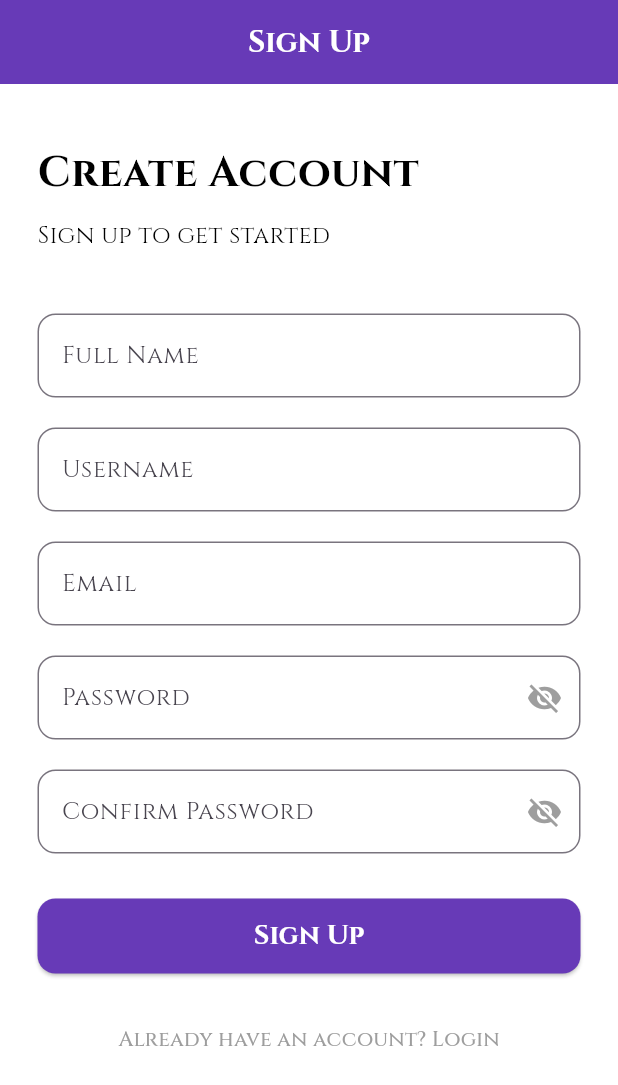
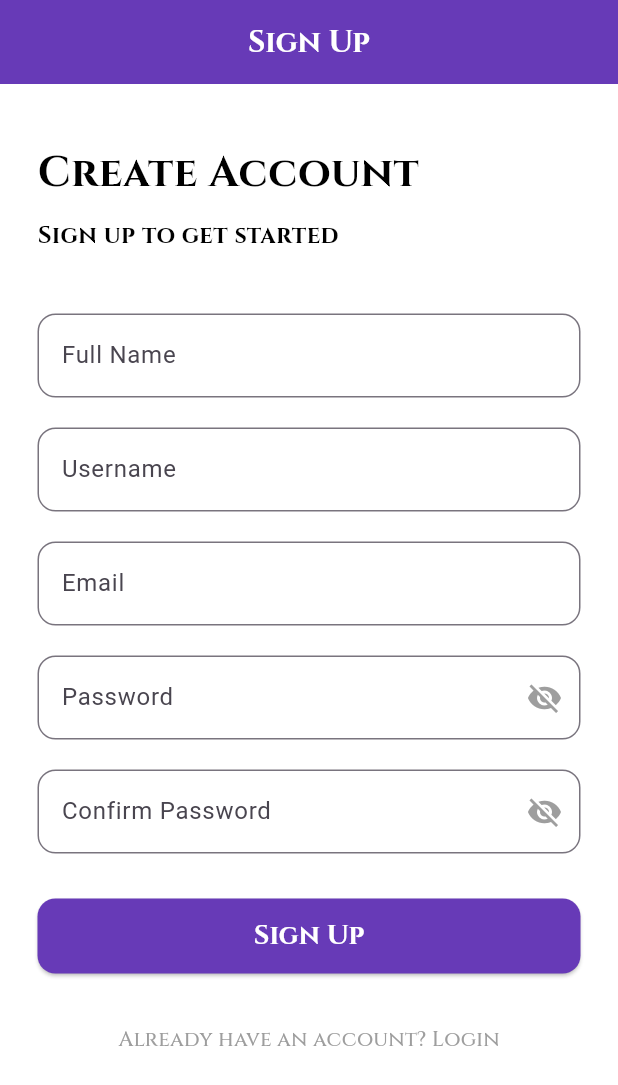
Before and after one commit to sajeelhasan14/book_finder, a Flutter app: the screen it shows after launch, on a phone screen of 412 x 824 dp. Shown: the top 1085 px of the screen. Run offline on Flutter 3.47's test engine with Material 3 defaults, Android fonts, the phone set to English and light mode, and no system bars; our stand-ins replace firebase_core; accounts and stored records are empty.

Commit message:
signup_screen

```diff
--- a/lib/screens/auth/signup_screen.dart
+++ b/lib/screens/auth/signup_screen.dart
@@ -62,6 +62,7 @@ class _SignUpScreenState extends State<SignUpScreen> {
                       color: Colors.black,
                       fontSize: 16,
                       fontFamily: "Cinzel",
+                      fontWeight: FontWeight.bold
                     ),
                   ),
                   const SizedBox(height: 40),
@@ -71,7 +72,7 @@ class _SignUpScreenState extends State<SignUpScreen> {
                     controller: fullNameController,
                     decoration: InputDecoration(
                       labelText: "Full Name",
-                      labelStyle: const TextStyle(fontFamily: "Cinzel"),
+
                       border: OutlineInputBorder(
                         borderRadius: BorderRadius.circular(12),
                       ),
@@ -84,7 +85,7 @@ class _SignUpScreenState extends State<SignUpScreen> {
                     controller: usernameController,
                     decoration: InputDecoration(
                       labelText: "Username",
-                      labelStyle: const TextStyle(fontFamily: "Cinzel"),
+
                       border: OutlineInputBorder(
                         borderRadius: BorderRadius.circular(12),
                       ),
@@ -98,7 +99,7 @@ class _SignUpScreenState extends State<SignUpScreen> {
                     keyboardType: TextInputType.emailAddress,
                     decoration: InputDecoration(
                       labelText: "Email",
-                      labelStyle: const TextStyle(fontFamily: "Cinzel"),
+
                       border: OutlineInputBorder(
                         borderRadius: BorderRadius.circular(12),
                       ),
@@ -112,7 +113,7 @@ class _SignUpScreenState extends State<SignUpScreen> {
                     obscureText: obscurePassword,
                     decoration: InputDecoration(
                       labelText: "Password",
-                      labelStyle: const TextStyle(fontFamily: "Cinzel"),
+
                       border: OutlineInputBorder(
                         borderRadius: BorderRadius.circular(12),
                       ),
@@ -139,10 +140,11 @@ class _SignUpScreenState extends State<SignUpScreen> {
                     obscureText: obscureConfirmPassword,
                     decoration: InputDecoration(
                       labelText: "Confirm Password",
-                      labelStyle: const TextStyle(fontFamily: "Cinzel"),
+
                       border: OutlineInputBorder(
                         borderRadius: BorderRadius.circular(12),
                       ),
+
                       suffixIcon: IconButton(
                         icon: Icon(
                           obscureConfirmPassword
```
